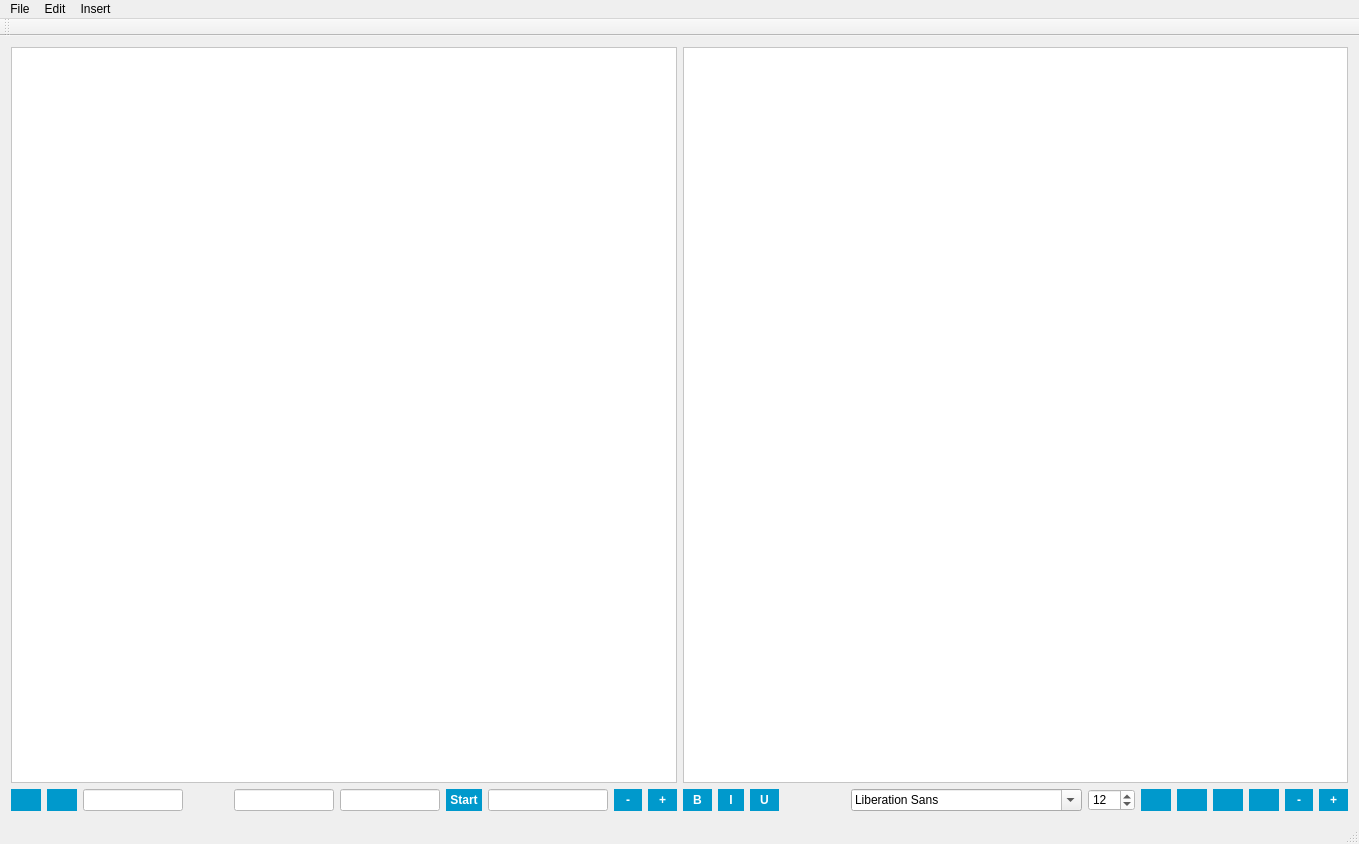
Above: DeepReader/deepreader.ui from shanalily/DeepReader before the change. Below: the same form after it.
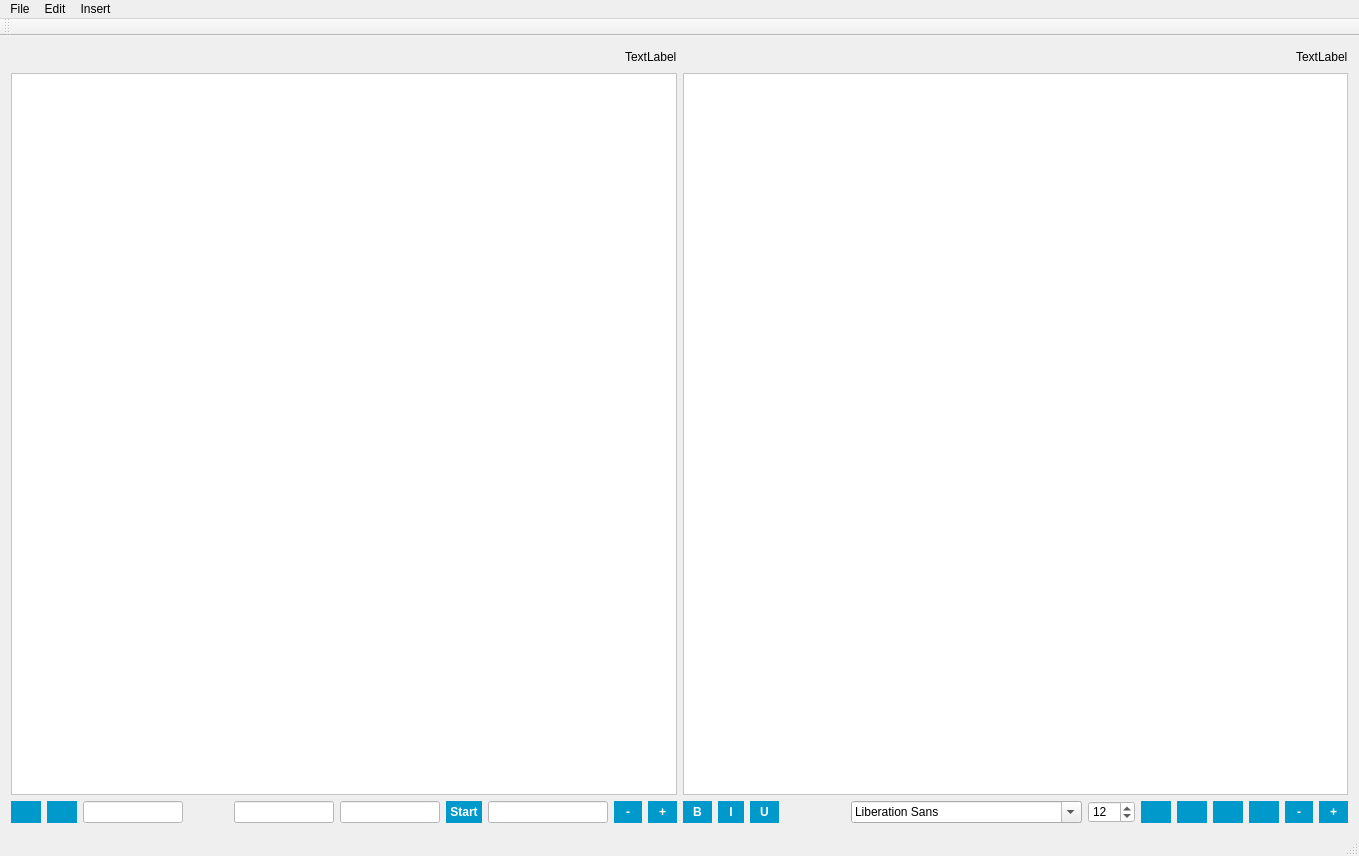
That is the form after the change. Icons and pictures are not drawn.

Commit message: beginning of labels for time and notes progress

```diff
--- a/DeepReader/deepreader.ui
+++ b/DeepReader/deepreader.ui
@@ -7,7 +7,7 @@
     <x>0</x>
     <y>0</y>
     <width>1359</width>
-    <height>844</height>
+    <height>856</height>
    </rect>
   </property>
   <property name="windowTitle">
@@ -21,204 +21,21 @@
     <string notr="true"/>
    </property>
    <layout class="QGridLayout" name="gridLayout">
-    <item row="0" column="1">
-     <widget class="QTextEdit" name="texteditor">
-      <property name="styleSheet">
-       <string notr="true">background-color: white;</string>
-      </property>
-     </widget>
-    </item>
-    <item row="0" column="0">
-     <widget class="QGraphicsView" name="mainImage">
-      <property name="styleSheet">
-       <string notr="true">background-color: white;</string>
-      </property>
-     </widget>
-    </item>
     <item row="1" column="0">
-     <layout class="QHBoxLayout" name="horizontalLayout_3">
-      <item>
-       <layout class="QHBoxLayout" name="horizontalLayout_2">
-        <item>
-         <layout class="QHBoxLayout" name="horizontalLayout">
-          <item>
-           <widget class="QPushButton" name="previous">
-            <property name="maximumSize">
-             <size>
-              <width>30</width>
-              <height>16777215</height>
-             </size>
-            </property>
-            <property name="styleSheet">
-             <string notr="true">border: none;
-background-color: #0099cc;
-color: white;
-padding: 4px 12px;</string>
-            </property>
-            <property name="text">
-             <string/>
-            </property>
-            <property name="icon">
-             <iconset resource="resources.qrc">
-              <normaloff>:/new/button_images/white_arrow_left.png</normaloff>:/new/button_images/white_arrow_left.png</iconset>
-            </property>
-           </widget>
-          </item>
-          <item>
-           <widget class="QPushButton" name="next">
-            <property name="maximumSize">
-             <size>
-              <width>30</width>
-              <height>16777215</height>
-             </size>
-            </property>
-            <property name="styleSheet">
-             <string notr="true">border: none;
-background-color: #0099cc;
-color: white;
-padding: 4px 12px;</string>
-            </property>
-            <property name="text">
-             <string/>
-            </property>
-            <property name="icon">
-             <iconset resource="resources.qrc">
-              <normaloff>:/new/button_images/white_arrow_right.png</normaloff>:/new/button_images/white_arrow_right.png</iconset>
-            </property>
-           </widget>
-          </item>
-         </layout>
-        </item>
-        <item>
-         <widget class="QLineEdit" name="lineEdit">
-          <property name="maximumSize">
-           <size>
-            <width>100</width>
-            <height>16777215</height>
-           </size>
-          </property>
-          <property name="styleSheet">
-           <string notr="true">background-color: white;</string>
-          </property>
-         </widget>
-        </item>
-        <item>
-         <spacer name="horizontalSpacer">
-          <property name="orientation">
-           <enum>Qt::Horizontal</enum>
-          </property>
-          <property name="sizeHint" stdset="0">
-           <size>
-            <width>40</width>
-            <height>20</height>
-           </size>
-          </property>
-         </spacer>
-        </item>
-        <item>
-         <widget class="QLineEdit" name="start_page">
-          <property name="maximumSize">
-           <size>
-            <width>100</width>
-            <height>16777215</height>
-           </size>
-          </property>
-          <property name="styleSheet">
-           <string notr="true">background-color: white;</string>
-          </property>
-         </widget>
-        </item>
-       </layout>
-      </item>
-      <item>
-       <widget class="QLineEdit" name="end_page">
-        <property name="maximumSize">
-         <size>
-          <width>100</width>
-          <height>16777215</height>
-         </size>
-        </property>
-        <property name="styleSheet">
-         <string notr="true">background-color: white;</string>
-        </property>
-       </widget>
-      </item>
-      <item>
-       <widget class="QPushButton" name="start">
-        <property name="maximumSize">
-         <size>
-          <width>50</width>
-          <height>16777215</height>
-         </size>
-        </property>
-        <property name="styleSheet">
-         <string notr="true">border: none;
-background-color: #0099cc;
-color: white;
-padding: 4px;
-font-weight: bold;</string>
-        </property>
-        <property name="text">
-         <string>Start</string>
-        </property>
-       </widget>
-      </item>
-      <item>
-       <widget class="QLineEdit" name="search">
-        <property name="maximumSize">
-         <size>
-          <width>120</width>
-          <height>16777215</height>
-         </size>
-        </property>
-        <property name="styleSheet">
-         <string notr="true">background-color: white;</string>
-        </property>
-       </widget>
-      </item>
-      <item>
-       <widget class="QPushButton" name="zoom_out_pdf">
-        <property name="maximumSize">
-         <size>
-          <width>30</width>
-          <height>16777215</height>
-         </size>
-        </property>
-        <property name="styleSheet">
-         <string notr="true">border: none;
-background-color: #0099cc;
-color: white;
-padding: 4px 12px;
-font-weight: bold;</string>
-        </property>
-        <property name="text">
-         <string>-</string>
-        </property>
-       </widget>
-      </item>
-      <item>
-       <widget class="QPushButton" name="zoom_in_pdf">
-        <property name="maximumSize">
-         <size>
-          <width>30</width>
-          <height>16777215</height>
-         </size>
-        </property>
-        <property name="styleSheet">
-         <string notr="true">border: none;
-background-color: #0099cc;
-color: white;
-padding: 4px 11px;
-font-weight: bold;</string>
-        </property>
-        <property name="text">
-         <string>+</string>
-        </property>
-       </widget>
-      </item>
-     </layout>
+     <widget class="QGraphicsView" name="mainImage">
+      <property name="styleSheet">
+       <string notr="true">background-color: white;</string>
+      </property>
+     </widget>
     </item>
     <item row="1" column="1">
+     <widget class="QTextEdit" name="texteditor">
+      <property name="styleSheet">
+       <string notr="true">background-color: white;</string>
+      </property>
+     </widget>
+    </item>
+    <item row="2" column="1">
      <layout class="QHBoxLayout" name="horizontalLayout_4">
       <item>
        <widget class="QPushButton" name="bold">
@@ -459,6 +276,246 @@
       </item>
      </layout>
     </item>
+    <item row="0" column="0">
+     <layout class="QHBoxLayout" name="horizontalLayout_9">
+      <property name="topMargin">
+       <number>0</number>
+      </property>
+      <item>
+       <spacer name="horizontalSpacer_3">
+        <property name="orientation">
+         <enum>Qt::Horizontal</enum>
+        </property>
+        <property name="sizeHint" stdset="0">
+         <size>
+          <width>40</width>
+          <height>20</height>
+         </size>
+        </property>
+       </spacer>
+      </item>
+      <item>
+       <widget class="QLabel" name="timer">
+        <property name="maximumSize">
+         <size>
+          <width>600</width>
+          <height>16777215</height>
+         </size>
+        </property>
+        <property name="text">
+         <string>TextLabel</string>
+        </property>
+       </widget>
+      </item>
+     </layout>
+    </item>
+    <item row="2" column="0">
+     <layout class="QHBoxLayout" name="horizontalLayout_3">
+      <item>
+       <layout class="QHBoxLayout" name="horizontalLayout_2">
+        <item>
+         <layout class="QHBoxLayout" name="horizontalLayout">
+          <item>
+           <widget class="QPushButton" name="previous">
+            <property name="maximumSize">
+             <size>
+              <width>30</width>
+              <height>16777215</height>
+             </size>
+            </property>
+            <property name="styleSheet">
+             <string notr="true">border: none;
+background-color: #0099cc;
+color: white;
+padding: 4px 12px;</string>
+            </property>
+            <property name="text">
+             <string/>
+            </property>
+            <property name="icon">
+             <iconset resource="resources.qrc">
+              <normaloff>:/new/button_images/white_arrow_left.png</normaloff>:/new/button_images/white_arrow_left.png</iconset>
+            </property>
+           </widget>
+          </item>
+          <item>
+           <widget class="QPushButton" name="next">
+            <property name="maximumSize">
+             <size>
+              <width>30</width>
+              <height>16777215</height>
+             </size>
+            </property>
+            <property name="styleSheet">
+             <string notr="true">border: none;
+background-color: #0099cc;
+color: white;
+padding: 4px 12px;</string>
+            </property>
+            <property name="text">
+             <string/>
+            </property>
+            <property name="icon">
+             <iconset resource="resources.qrc">
+              <normaloff>:/new/button_images/white_arrow_right.png</normaloff>:/new/button_images/white_arrow_right.png</iconset>
+            </property>
+           </widget>
+          </item>
+         </layout>
+        </item>
+        <item>
+         <widget class="QLineEdit" name="lineEdit">
+          <property name="maximumSize">
+           <size>
+            <width>100</width>
+            <height>16777215</height>
+           </size>
+          </property>
+          <property name="styleSheet">
+           <string notr="true">background-color: white;</string>
+          </property>
+         </widget>
+        </item>
+        <item>
+         <spacer name="horizontalSpacer">
+          <property name="orientation">
+           <enum>Qt::Horizontal</enum>
+          </property>
+          <property name="sizeHint" stdset="0">
+           <size>
+            <width>40</width>
+            <height>20</height>
+           </size>
+          </property>
+         </spacer>
+        </item>
+        <item>
+         <widget class="QLineEdit" name="start_page">
+          <property name="maximumSize">
+           <size>
+            <width>100</width>
+            <height>16777215</height>
+           </size>
+          </property>
+          <property name="styleSheet">
+           <string notr="true">background-color: white;</string>
+          </property>
+         </widget>
+        </item>
+       </layout>
+      </item>
+      <item>
+       <widget class="QLineEdit" name="end_page">
+        <property name="maximumSize">
+         <size>
+          <width>100</width>
+          <height>16777215</height>
+         </size>
+        </property>
+        <property name="styleSheet">
+         <string notr="true">background-color: white;</string>
+        </property>
+       </widget>
+      </item>
+      <item>
+       <widget class="QPushButton" name="start">
+        <property name="maximumSize">
+         <size>
+          <width>50</width>
+          <height>16777215</height>
+         </size>
+        </property>
+        <property name="styleSheet">
+         <string notr="true">border: none;
+background-color: #0099cc;
+color: white;
+padding: 4px;
+font-weight: bold;</string>
+        </property>
+        <property name="text">
+         <string>Start</string>
+        </property>
+       </widget>
+      </item>
+      <item>
+       <widget class="QLineEdit" name="search">
+        <property name="maximumSize">
+         <size>
+          <width>120</width>
+          <height>16777215</height>
+         </size>
+        </property>
+        <property name="styleSheet">
+         <string notr="true">background-color: white;</string>
+        </property>
+       </widget>
+      </item>
+      <item>
+       <widget class="QPushButton" name="zoom_out_pdf">
+        <property name="maximumSize">
+         <size>
+          <width>30</width>
+          <height>16777215</height>
+         </size>
+        </property>
+        <property name="styleSheet">
+         <string notr="true">border: none;
+background-color: #0099cc;
+color: white;
+padding: 4px 12px;
+font-weight: bold;</string>
+        </property>
+        <property name="text">
+         <string>-</string>
+        </property>
+       </widget>
+      </item>
+      <item>
+       <widget class="QPushButton" name="zoom_in_pdf">
+        <property name="maximumSize">
+         <size>
+          <width>30</width>
+          <height>16777215</height>
+         </size>
+        </property>
+        <property name="styleSheet">
+         <string notr="true">border: none;
+background-color: #0099cc;
+color: white;
+padding: 4px 11px;
+font-weight: bold;</string>
+        </property>
+        <property name="text">
+         <string>+</string>
+        </property>
+       </widget>
+      </item>
+     </layout>
+    </item>
+    <item row="0" column="1">
+     <layout class="QHBoxLayout" name="horizontalLayout_10">
+      <item>
+       <spacer name="horizontalSpacer_4">
+        <property name="orientation">
+         <enum>Qt::Horizontal</enum>
+        </property>
+        <property name="sizeHint" stdset="0">
+         <size>
+          <width>40</width>
+          <height>20</height>
+         </size>
+        </property>
+       </spacer>
+      </item>
+      <item>
+       <widget class="QLabel" name="word_count">
+        <property name="text">
+         <string>TextLabel</string>
+        </property>
+       </widget>
+      </item>
+     </layout>
+    </item>
    </layout>
    <zorder>mainImage</zorder>
    <zorder>texteditor</zorder>
```
Left out of the diff: 4 changed lines with no effect on the pictures. The commit also changes 2 other files.
